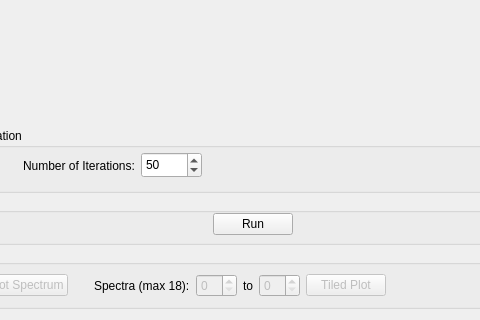
mantidproject/mantid, file qt/scientific_interfaces/Indirect/Iqt.ui: the form before one commit; both pictures show x 147 to 627 and y 416 to 736 of the 800 by 736 pixel window.
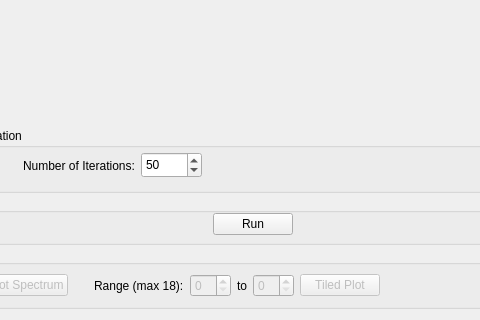
The form after the commit. Custom widgets are drawn as their Qt base class.

Commit message: Refs #24127. Fix spectra range bug

What changed in the file:
```diff
--- a/qt/scientific_interfaces/Indirect/Iqt.ui
+++ b/qt/scientific_interfaces/Indirect/Iqt.ui
@@ -400,7 +400,7 @@
          <item>
           <widget class="QLabel" name="label_3">
            <property name="text">
-            <string>Spectra (max 18):</string>
+            <string>Range (max 18):</string>
            </property>
           </widget>
          </item>
```
The commit also changes 2 other files.
